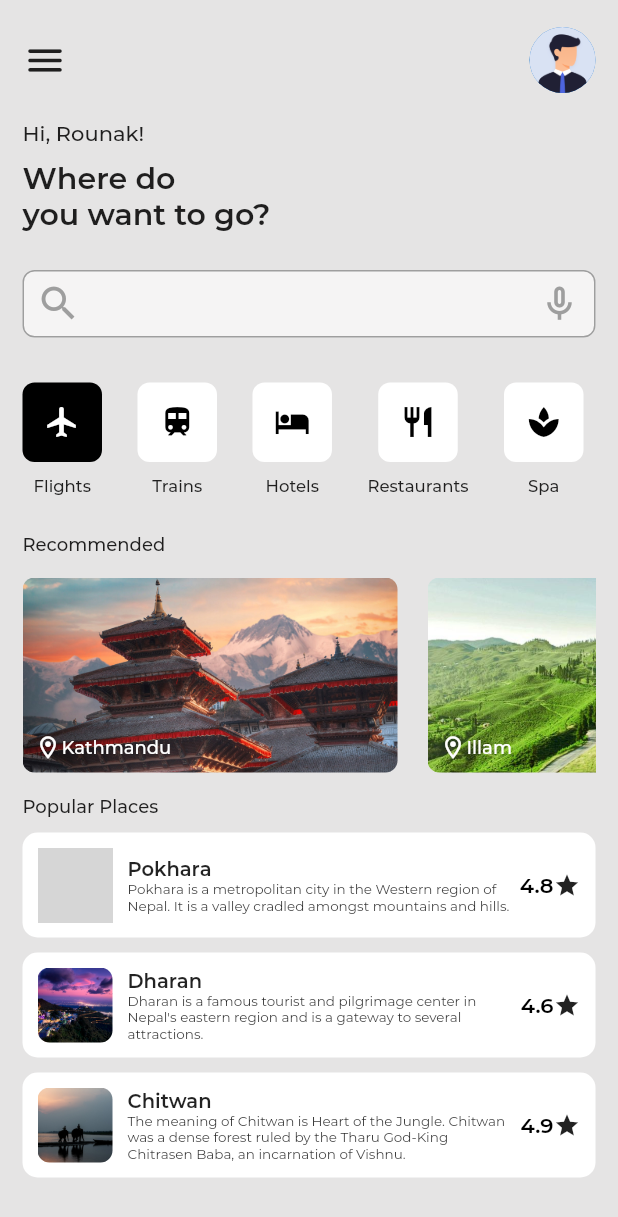
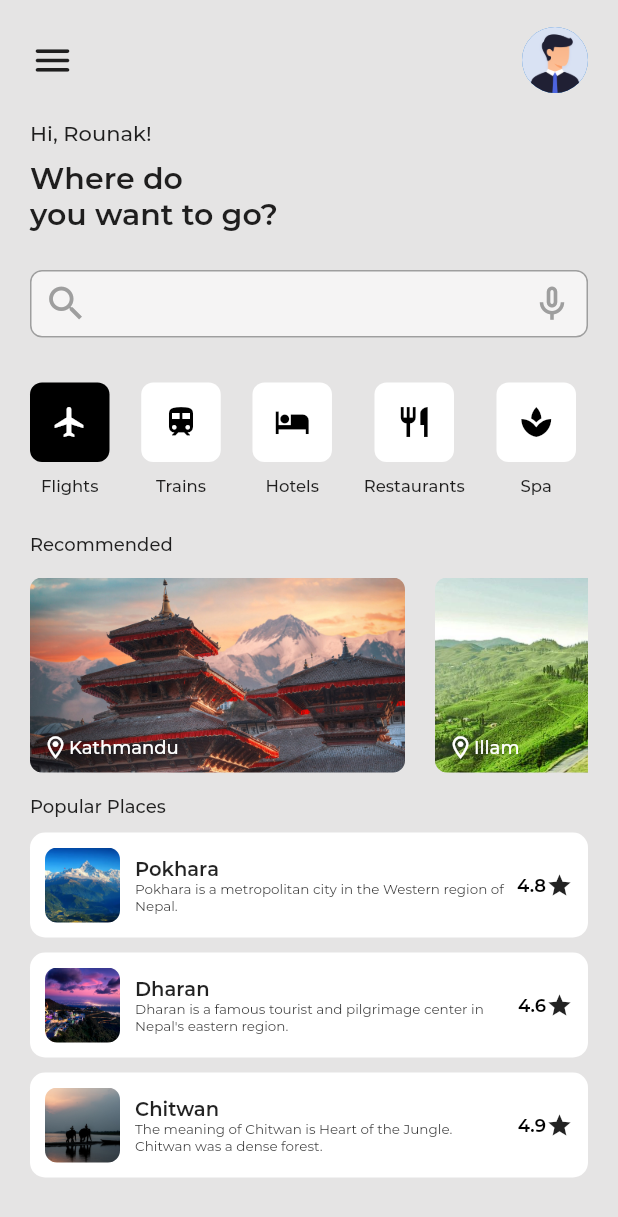
Before and after one commit to nirajankarki5/travel-app-design-challenge-ITSNP, a Flutter app: the screen it shows after launch, on a phone screen of 412 x 824 dp. Shown: the top 1217 px of the screen. Run offline on Flutter 3.47's test engine with Material 2 defaults, Android fonts, the light colour scheme and no system bars; project files that could hold a hidden picture were left out; grey boxes are pictures that could not be loaded.

Commit message:
design improvements

```diff
--- a/lib/models/popular.dart
+++ b/lib/models/popular.dart
@@ -14,21 +14,21 @@ class Popular {
 List<Popular> popularList = [
   Popular(
     description:
-        "Pokhara is a metropolitan city in the Western region of Nepal. It is a valley cradled amongst mountains and hills.",
-    image: "assets/images/mountain.webp.",
+        "Pokhara is a metropolitan city in the Western region of Nepal.",
+    image: "assets/images/pokhara.png",
     placeName: "Pokhara",
     rating: 4.8,
   ),
   Popular(
     description:
-        "Dharan is a famous tourist and pilgrimage center in Nepal's eastern region and is a gateway to several attractions.",
+        "Dharan is a famous tourist and pilgrimage center in Nepal's eastern region.",
     image: "assets/images/vedetar.jpg",
     placeName: "Dharan",
     rating: 4.6,
   ),
   Popular(
     description:
-        "The meaning of Chitwan is Heart of the Jungle. Chitwan was a dense forest ruled by the Tharu God-King Chitrasen Baba, an incarnation of Vishnu.",
+        "The meaning of Chitwan is Heart of the Jungle. Chitwan was a dense forest.",
     image: "assets/images/elephant.jpg",
     placeName: "Chitwan",
     rating: 4.9,
--- a/lib/screens/home.dart
+++ b/lib/screens/home.dart
@@ -14,7 +14,7 @@ class HomeScreen extends StatelessWidget {
     return Scaffold(
       backgroundColor: const Color(0xffe5e4e4),
       body: Container(
-        padding: const EdgeInsets.symmetric(horizontal: 15),
+        padding: const EdgeInsets.symmetric(horizontal: 20),
         child: ListView(
           children: [
             SizedBox(height: 10),
--- a/lib/widgets/popular_card.dart
+++ b/lib/widgets/popular_card.dart
@@ -58,9 +58,9 @@ class PopularCard extends StatelessWidget {
               Text(
                 "${popular.rating}",
                 style: const TextStyle(
-                  color: Colors.black,
-                  fontWeight: FontWeight.w600,
-                ),
+                    color: Colors.black,
+                    fontWeight: FontWeight.w600,
+                    fontSize: 12),
               ),
               const Icon(
                 Icons.star,
```
Also changed, not shown: assets/images/mountain.webp (deleted), assets/images/pokhara.png (added).
